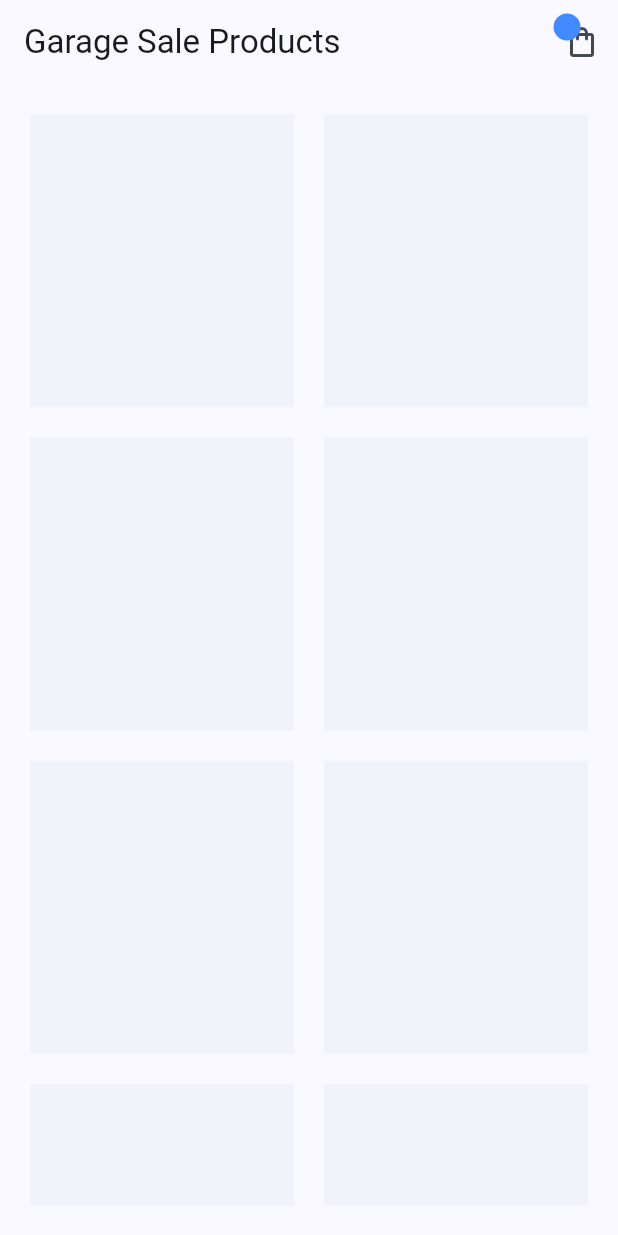
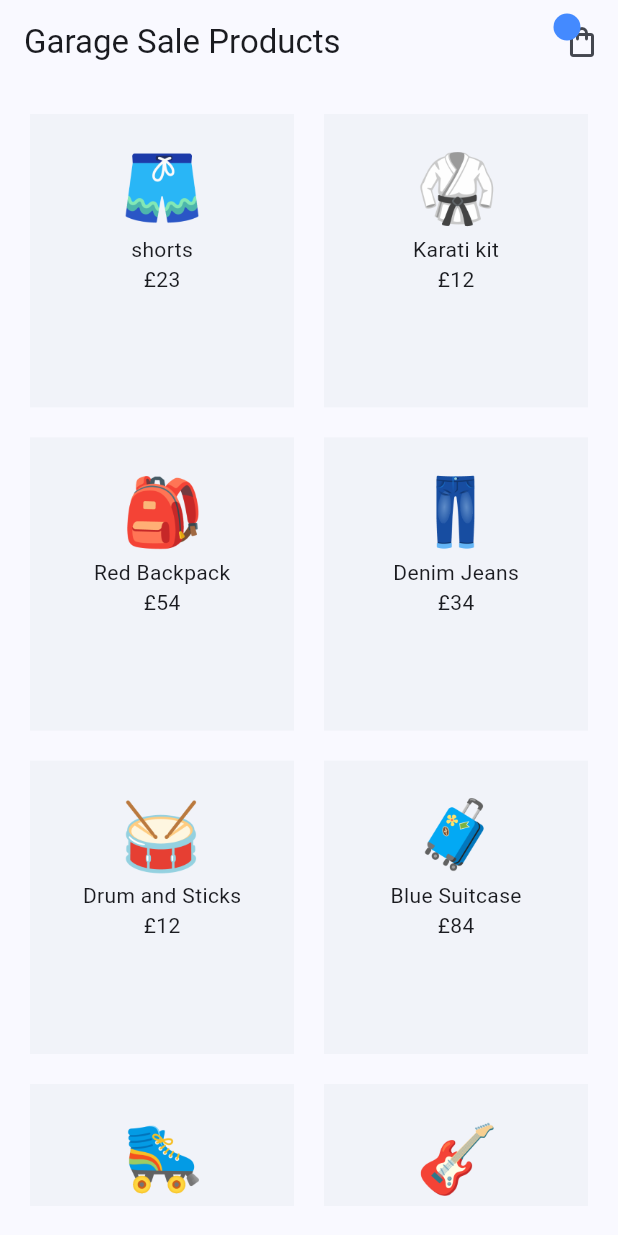
Before and after one commit to oluwasniper/flutter-riverpod-tutorial-starter-project, a Flutter app: the screen it shows after launch, on a phone screen of 412 x 824 dp. Run offline on Flutter 3.47's test engine with Material 3 defaults, Android fonts, the phone set to English and light mode, and no system bars; our stand-ins replace flutter_riverpod.

Commit message:
cartProducts

```diff
--- a/lib/main.dart
+++ b/lib/main.dart
@@ -1,8 +1,9 @@
 import 'package:flutter/material.dart';
+import 'package:flutter_riverpod/flutter_riverpod.dart';
 import 'package:riverpod_files/screens/home/home_screen.dart';
 
 void main() {
-  runApp(const MyApp());
+  runApp(const ProviderScope(child: const MyApp()));
 }
 
 class MyApp extends StatelessWidget {
--- a/lib/providers/products_provider.dart
+++ b/lib/providers/products_provider.dart
@@ -8,7 +8,7 @@ const List<Product> allProducts = [
       id: '2',
       title: 'Karati kit',
       price: 12,
-      image: 'asset/products/karati.png'),
+      image: 'assets/products/karati.png'),
   Product(
       id: '3',
       title: 'Red Backpack',
@@ -38,13 +38,13 @@ const List<Product> allProducts = [
       id: '8',
       title: 'Electric Guitar',
       price: 56,
-      image: 'assets/products/guitar'),
+      image: 'assets/products/guitar.png'),
 ];
 
 final productsProvider = Provider((ref) {
   return allProducts;
 });
 
-final reducedProducts = Provider((ref) {
+final reducedProductsProvider = Provider((ref) {
   return allProducts.where((p) => p.price < 50).toList();
 });
--- a/lib/screens/home/home_screen.dart
+++ b/lib/screens/home/home_screen.dart
@@ -1,11 +1,15 @@
 import 'package:flutter/material.dart';
+import 'package:flutter_riverpod/flutter_riverpod.dart';
+import 'package:riverpod_files/providers/products_provider.dart';
 import 'package:riverpod_files/shared/cart_icon.dart';
 
-class HomeScreen extends StatelessWidget {
+class HomeScreen extends ConsumerWidget {
   const HomeScreen({super.key});
 
   @override
-  Widget build(BuildContext context) {
+  Widget build(BuildContext context, WidgetRef ref) {
+    final allProducts = ref.watch(productsProvider);
+
     return Scaffold(
       appBar: AppBar(
         title: const Text('Garage Sale Products'),
@@ -14,17 +18,28 @@ class HomeScreen extends StatelessWidget {
       body: Padding(
         padding: const EdgeInsets.all(20),
         child: GridView.builder(
-          itemCount: 8,
-          gridDelegate:const SliverGridDelegateWithFixedCrossAxisCount(
+          itemCount: allProducts.length,
+          gridDelegate: const SliverGridDelegateWithFixedCrossAxisCount(
             crossAxisCount: 2,
             mainAxisSpacing: 20,
             crossAxisSpacing: 20,
             childAspectRatio: 0.9,
           ),
-          itemBuilder:(context, index) {
+          itemBuilder: (context, index) {
             return Container(
               padding: const EdgeInsets.all(20),
               color: Colors.blueGrey.withOpacity(0.05),
+              child: Column(
+                children: [
+                  Image.asset(
+                    allProducts[index].image,
+                    width: 60,
+                    height: 60,
+                  ),
+                  Text(allProducts[index].title),
+                  Text('£${allProducts[index].price}')
+                ],
+              ),
             );
           },
         ),
--- a/pubspec.yaml
+++ b/pubspec.yaml
@@ -35,6 +35,7 @@ dependencies:
   # Use with the CupertinoIcons class for iOS style icons.
   cupertino_icons: ^1.0.2
   flutter_riverpod: ^2.5.1
+  riverpod_annotation: ^2.3.5
 
 dev_dependencies:
   flutter_test:
@@ -46,6 +47,7 @@ dev_dependencies:
   # package. See that file for information about deactivating specific lint
   # rules and activating additional ones.
   flutter_lints: ^2.0.0
+  riverpod_generator: ^2.4.0
 
 # For information on the generic Dart part of this file, see the
 # following page: https://dart.dev/tools/pub/pubspec
```
Also changed, not shown: lib/screens/cart/cart_screen.dart (+28 -5 lines), pubspec.lock.
